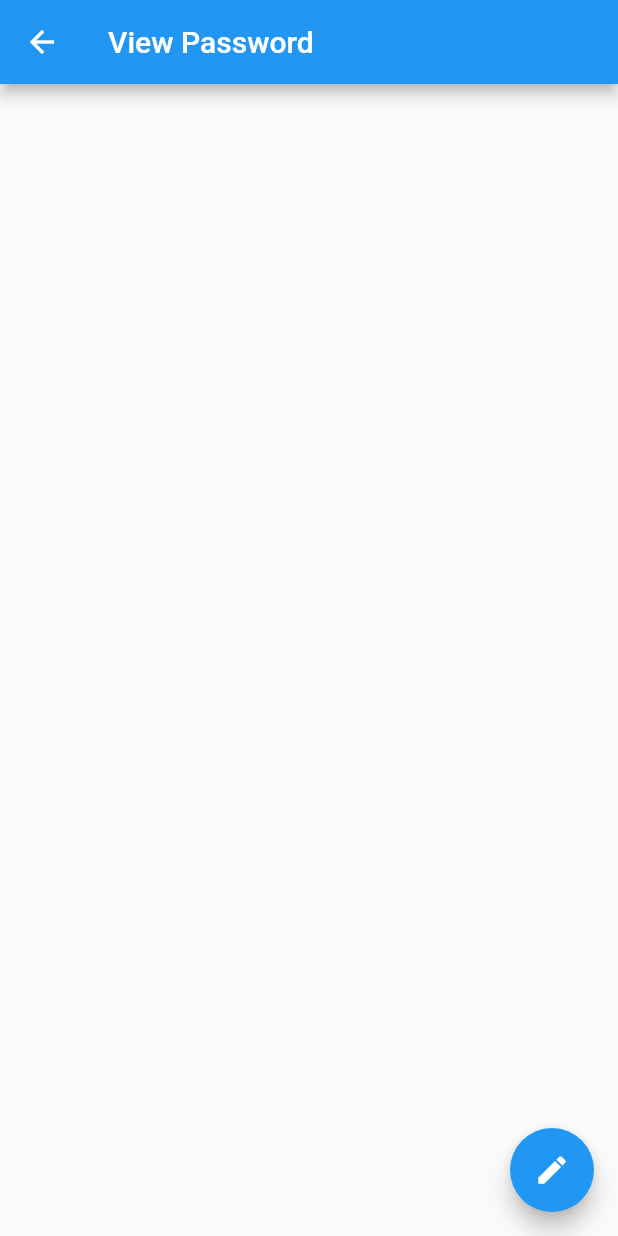
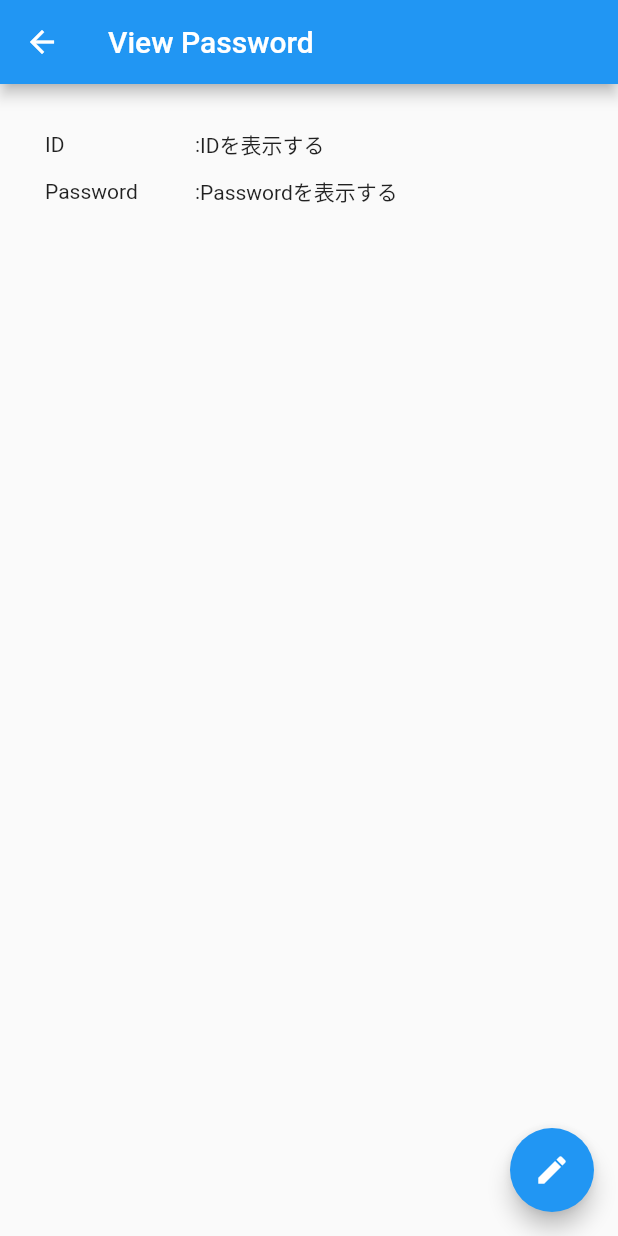
Before and after one commit to ishibashi-futos/flutter-study, a Flutter app: the ViewPasswordPage screen opened directly, on a phone screen of 412 x 824 dp. Run offline on Flutter 3.47's test engine with Material 2 defaults, Android fonts, the phone set to English and light mode, and no system bars.

Commit message:
TODO: 新しい画面のレイアウトを実装

```diff
--- a/flutter_starter/lib/main.dart
+++ b/flutter_starter/lib/main.dart
@@ -74,6 +74,4 @@ class _MyHomePageState extends State<MyHomePage> {
   }
 }
 
-// TODO: 新しい画面を作成し、リストをタップしたときに遷移
-// TODO: 新しい画面のレイアウト作成
 // TODO: 新しい画面にリストからデータを引き継ぐ
--- a/flutter_starter/lib/view_password.dart
+++ b/flutter_starter/lib/view_password.dart
@@ -3,21 +3,34 @@ import 'package:flutter_starter/edit_password.dart';
 
 class ViewPasswordPage extends StatefulWidget {
   @override
-  _ViewPasswordState createState()  => _ViewPasswordState();
+  _ViewPasswordState createState() => _ViewPasswordState();
 }
 
 class _ViewPasswordState extends State<ViewPasswordPage> {
   @override
   Widget build(BuildContext context) {
-    return Scaffold(appBar: AppBar(
-      title: const Text('View Password')
+    return Scaffold(
+      appBar: AppBar(title: const Text('View Password')),
+      body: Padding(padding: const EdgeInsets.all(30.0),child: Column(
+        crossAxisAlignment: CrossAxisAlignment.start,
+        children: [
+          Row(
+            children: [Container(width: 100, child: Text('ID')), Text(':'), Text('IDを表示する')],
           ),
+          const Padding(padding: EdgeInsets.all(5),),
+          Row(
+            children: [Container(width: 100, child: Text('Password')), Text(':'), Text('Passwordを表示する')],
+          )
+        ],
+      )),
       floatingActionButton: FloatingActionButton(
         tooltip: 'Edit item',
         child: const Icon(Icons.create),
         onPressed: () {
-        Navigator.push(context, MaterialPageRoute(builder: (context) => EditPasswordPage()));
+          Navigator.push(context,
+              MaterialPageRoute(builder: (context) => EditPasswordPage()));
         },
-    ),);
+      ),
+    );
   }
 }
```
Lines whose indentation alone changed are shown as unchanged.
